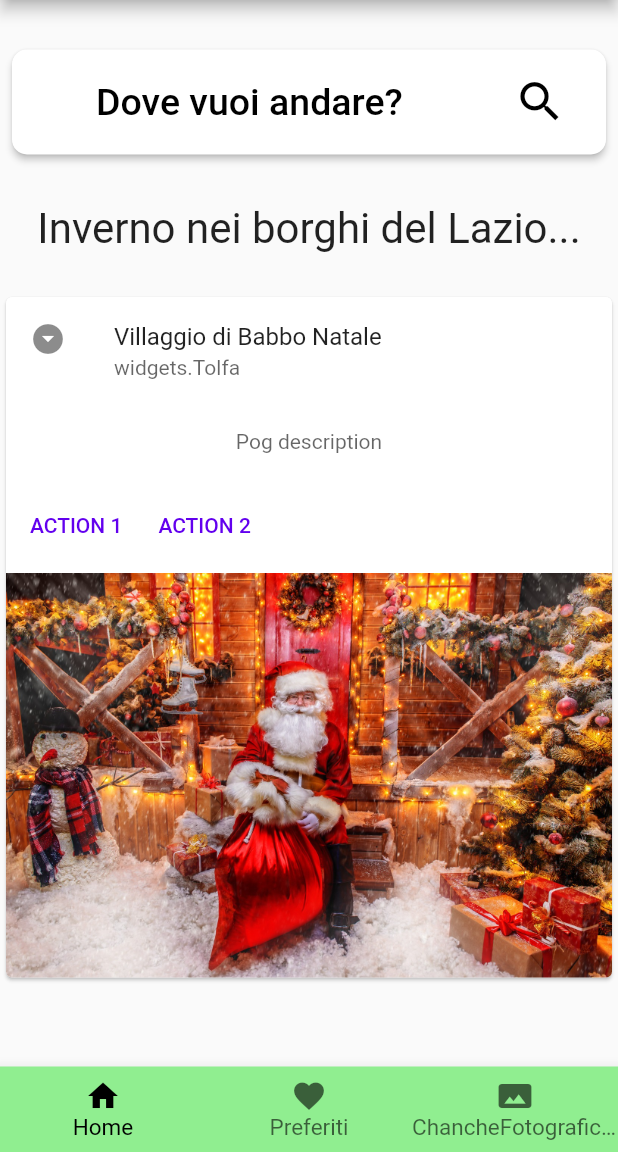
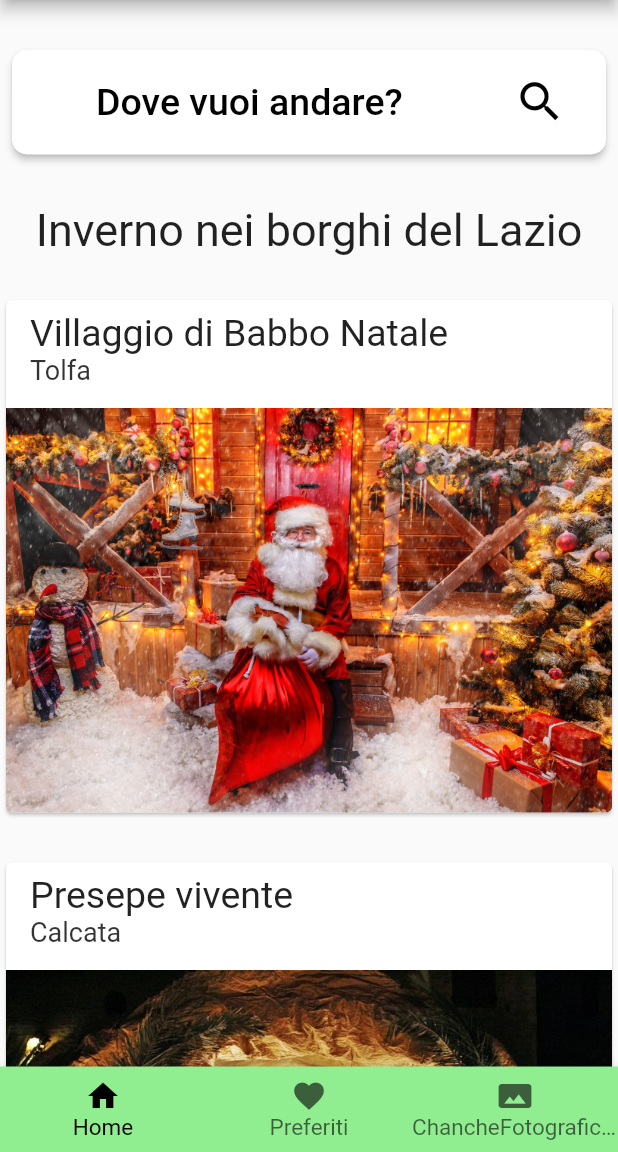
Before and after one commit to LorenzoCristini/borough_king, a Flutter app: the screen it shows after launch, on a phone screen of 412 x 824 dp, the part 84-1236 px from its top. Run offline on Flutter 3.47's test engine with Material 2 defaults, Android fonts, the phone set to English and light mode, and no system bars.

Commit message:
listView e cards

```diff
--- a/lib/main.dart
+++ b/lib/main.dart
@@ -14,6 +14,11 @@ class MyApp extends StatelessWidget {
     return MaterialApp(
       title: "Borough King",
       home: HomePage(),
+      routes: {
+        'HomePage' : (context) => HomePage(),
+        'NotImplemented' : (context) => notImplemented(),
+        'preferiti' : (context) => preferiti(),
+      },
     );
   }
 }
@@ -27,8 +32,8 @@ class HomePage extends StatelessWidget {
           title: Text("Borough King", style: TextStyle(color: Colors.black)),
           backgroundColor: Color(0xff90EE90),
           iconTheme: IconThemeData(color: Colors.black)),
-      body: Column(
-        mainAxisAlignment: MainAxisAlignment.start,
+      body: ListView(
+
         children: <Widget>[
           Container(
             // Questo container serve per creare la barra di ricerca
@@ -52,6 +57,7 @@ class HomePage extends StatelessWidget {
               child: Padding(
                 padding: EdgeInsets.fromLTRB(0, 0, 0, 0),
                 child: Row(
+
                   crossAxisAlignment: CrossAxisAlignment.center,
                   children: <Widget>[
                     Container(
@@ -79,48 +85,83 @@ class HomePage extends StatelessWidget {
           ),
           Center(
               child: Text(
-            "Inverno nei borghi del Lazio...",
-            textScaleFactor: 2,
+            "Inverno nei borghi del Lazio",
+            style: TextStyle(fontSize : 30),
           )),
           //Ci metto una box invisibile per dare spazio
           SizedBox(
             height: 25,
           ),
           //Ora metto il nome delle attrazioni per riga e le sposto per centrarle rispetto all'immagine
-
           Card(
             clipBehavior: Clip.antiAlias,
-            child: Column (
-              children: <Widget>[
-                ListTile(leading: Icon(Icons.arrow_drop_down_circle),
-                  title: Text("Villaggio di Babbo Natale"),
-                  subtitle: Text('widgets.Tolfa', style: TextStyle(color: Colors.black.withOpacity(0.6)),
+            child: Column(
+              children: [
+                ListTile(
+                  title: Text('Villaggio di Babbo Natale',style: TextStyle(fontSize: 25),),
+                  subtitle: Text(
+                    'Tolfa',
+                    style: TextStyle(color: Colors.black.withOpacity(0.8),fontSize: 18),
                   ),
                 ),
-                Padding(
-                  padding: EdgeInsets.all(16.0),
-                  child: Text('Pog description', style: TextStyle(color: Colors.black.withOpacity(0.6)),),
+                Image.asset('assets/images/villaggioTolfa.jpg'),
+              ],
+            ),
+          ),
+          SizedBox(
+            height: 25,
+          ),
+          Card(
+            clipBehavior: Clip.antiAlias,
+            child: Column(
+              children: [
+                ListTile(
+                  title: Text('Presepe vivente',style: TextStyle(fontSize: 25),),
+                  subtitle: Text(
+                    'Calcata',
+                    style: TextStyle(color: Colors.black.withOpacity(0.8),fontSize: 18),
+                  ),
                 ),
-                ButtonBar(
-                  alignment: MainAxisAlignment.start,
-                  children: <Widget>[
-                    FlatButton(
-                      textColor: const Color(0xFF6200EE),
-                      onPressed: () {
-                        // Perform some action
-                      },
-                      child: const Text('ACTION 1'),
-                    ),
-                    FlatButton(
-                      textColor: const Color(0xFF6200EE),
-                      onPressed: () {
-                        // Perform some action
-                      },
-                      child: const Text('ACTION 2'),
-                    ),
-                  ],
+
+                Image.asset('assets/images/presepeCalcata.jpg'),
+              ],
+            ),
+          ),
+          SizedBox(
+            height: 25,
+          ),
+          Card(
+            clipBehavior: Clip.antiAlias,
+            child: Column(
+              children: [
+                ListTile(
+                  title: Text('Paesaggi innevati',style: TextStyle(fontSize: 25),),
+                  subtitle: Text(
+                    'Anagni',
+                    style: TextStyle(color: Colors.black.withOpacity(0.8),fontSize: 18),
+                  ),
                 ),
-                Image.asset('assets/images/villaggioTolfa.jpg'),
+
+                Image.asset('assets/images/neveAnagni.jpg'),
+              ],
+            ),
+          ),
+          SizedBox(
+            height: 25,
+          ),
+          Card(
+            clipBehavior: Clip.antiAlias,
+            child: Column(
+              children: [
+                ListTile(
+                  title: Text('Mercatini Tipici',style: TextStyle(fontSize: 25),),
+                  subtitle: Text(
+                    'Subiaco',
+                    style: TextStyle(color: Colors.black.withOpacity(0.8),fontSize: 18),
+                  ),
+                ),
+
+                Image.asset('assets/images/mercatiniSubiaco.jpg'),
               ],
             ),
           ),
```
